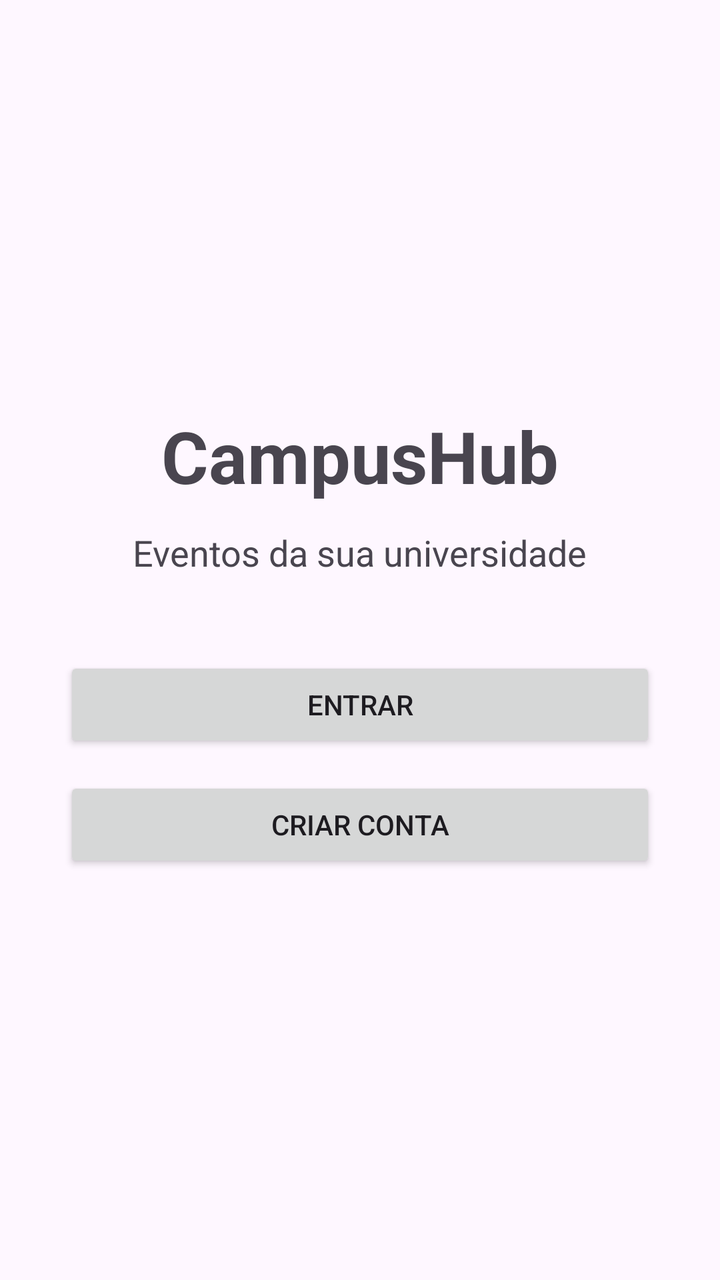
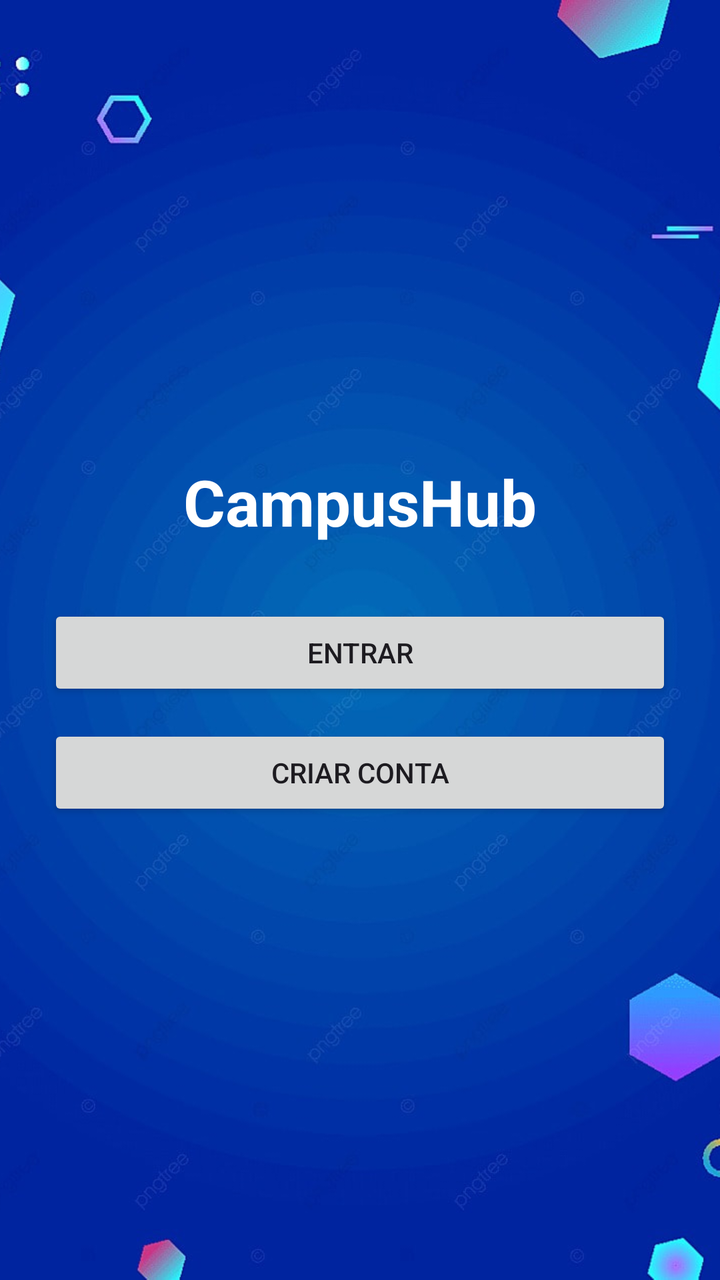

Compare the two renders of this Android layout. The source of the first and the diff that turns it into the second are given below.
<!-- AndroidManifest.xml: application theme Theme.CampusHub -->
<!-- res/layout/activity_main.xml -->
<?xml version="1.0" encoding="utf-8"?>
<LinearLayout
    xmlns:android="http://schemas.android.com/apk/res/android"
    android:layout_width="match_parent"
    android:layout_height="match_parent"
    android:orientation="vertical"
    android:gravity="center"
    android:padding="32dp">

    <TextView
        android:layout_width="wrap_content"
        android:layout_height="wrap_content"
        android:text="CampusHub"
        android:textSize="36sp"
        android:textStyle="bold"
        android:layout_marginBottom="12dp"/>

    <TextView
        android:layout_width="wrap_content"
        android:layout_height="wrap_content"
        android:text="Eventos da sua universidade"
        android:textSize="18sp"
        android:layout_marginBottom="40dp"/>

    <Button
        android:id="@+id/btnLogin"
        android:layout_width="match_parent"
        android:layout_height="wrap_content"
        android:text="Entrar"/>

    <Button
        android:id="@+id/btnCadastro"
        android:layout_width="match_parent"
        android:layout_height="wrap_content"
        android:text="Criar conta"
        android:layout_marginTop="12dp"/>

</LinearLayout>
<!-- resources referenced by this layout -->
<resources>
  <style name="Theme.CampusHub" parent="Base.Theme.CampusHub" />
  <style name="Base.Theme.CampusHub" parent="Theme.Material3.DayNight.NoActionBar">
          
          
      </style>
</resources>

<!-- the commit's change to res/layout/activity_main.xml (unified diff, before → after) -->
@@ -1,38 +1,43 @@
 <?xml version="1.0" encoding="utf-8"?>
-<LinearLayout
-    xmlns:android="http://schemas.android.com/apk/res/android"
+<FrameLayout xmlns:android="http://schemas.android.com/apk/res/android"
     android:layout_width="match_parent"
-    android:layout_height="match_parent"
-    android:orientation="vertical"
-    android:gravity="center"
-    android:padding="32dp">
+    android:layout_height="match_parent">
 
-    <TextView
-        android:layout_width="wrap_content"
-        android:layout_height="wrap_content"
-        android:text="CampusHub"
-        android:textSize="36sp"
-        android:textStyle="bold"
-        android:layout_marginBottom="12dp"/>
+    <ImageView
+        android:layout_width="match_parent"
+        android:layout_height="match_parent"
+        android:src="@drawable/fundo_campus"
+        android:scaleType="centerCrop" />
 
-    <TextView
-        android:layout_width="wrap_content"
-        android:layout_height="wrap_content"
-        android:text="Eventos da sua universidade"
-        android:textSize="18sp"
-        android:layout_marginBottom="40dp"/>
+    <LinearLayout
+        android:layout_width="match_parent"
+        android:layout_height="match_parent"
+        android:orientation="vertical"
+        android:gravity="center"
+        android:padding="24dp">
 
-    <Button
-        android:id="@+id/btnLogin"
-        android:layout_width="match_parent"
-        android:layout_height="wrap_content"
-        android:text="Entrar"/>
+        <TextView
+            android:layout_width="wrap_content"
+            android:layout_height="wrap_content"
+            android:text="CampusHub"
+            android:textSize="32sp"
+            android:textStyle="bold"
+            android:textColor="#FFFFFF"
+            android:layout_marginBottom="30dp" />
 
-    <Button
-        android:id="@+id/btnCadastro"
-        android:layout_width="match_parent"
-        android:layout_height="wrap_content"
-        android:text="Criar conta"
-        android:layout_marginTop="12dp"/>
+        <Button
+            android:id="@+id/btnLogin"
+            android:layout_width="match_parent"
+            android:layout_height="wrap_content"
+            android:text="Entrar" />
 
-</LinearLayout>
+        <Button
+            android:id="@+id/btnCadastro"
+            android:layout_width="match_parent"
+            android:layout_height="wrap_content"
+            android:text="Criar conta"
+            android:layout_marginTop="12dp" />
+
+    </LinearLayout>
+
+</FrameLayout>
<!-- resource entries referenced after the edit -->
@@ -1,5 +1,6 @@
 <!-- resources referenced by this layout -->
 <resources>
+  <!-- drawable fundo_campus: jpg bitmap (drawable, 90090 bytes) -->
   <style name="Theme.CampusHub" parent="Base.Theme.CampusHub" />
   <style name="Base.Theme.CampusHub" parent="Theme.Material3.DayNight.NoActionBar">
           
